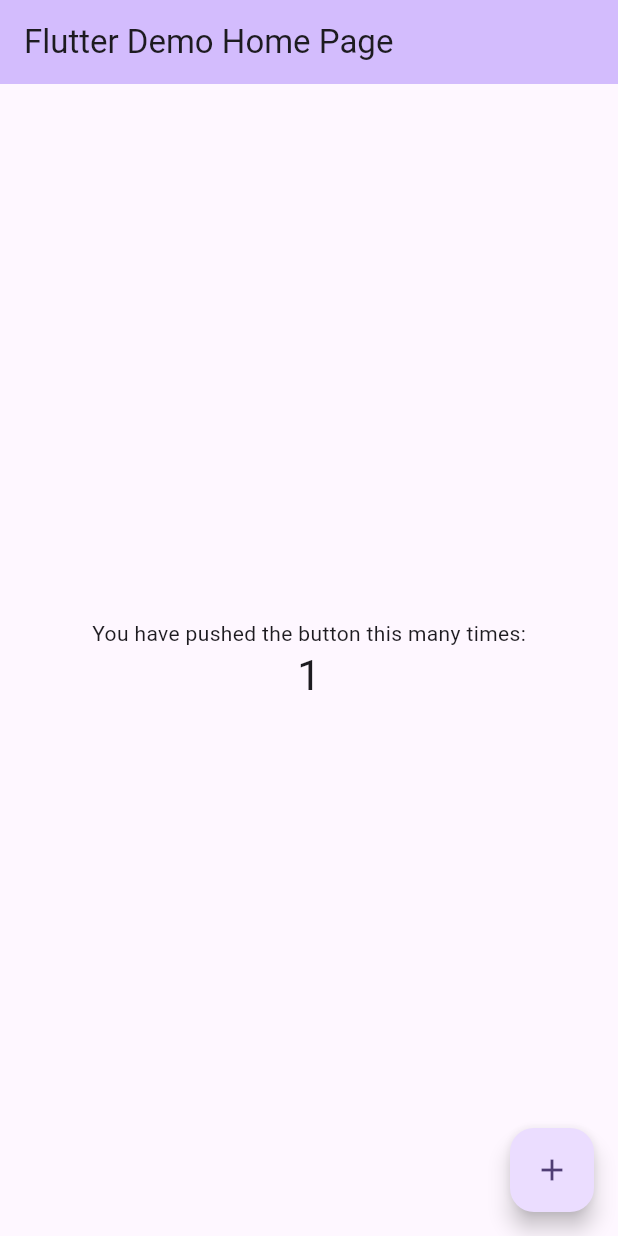
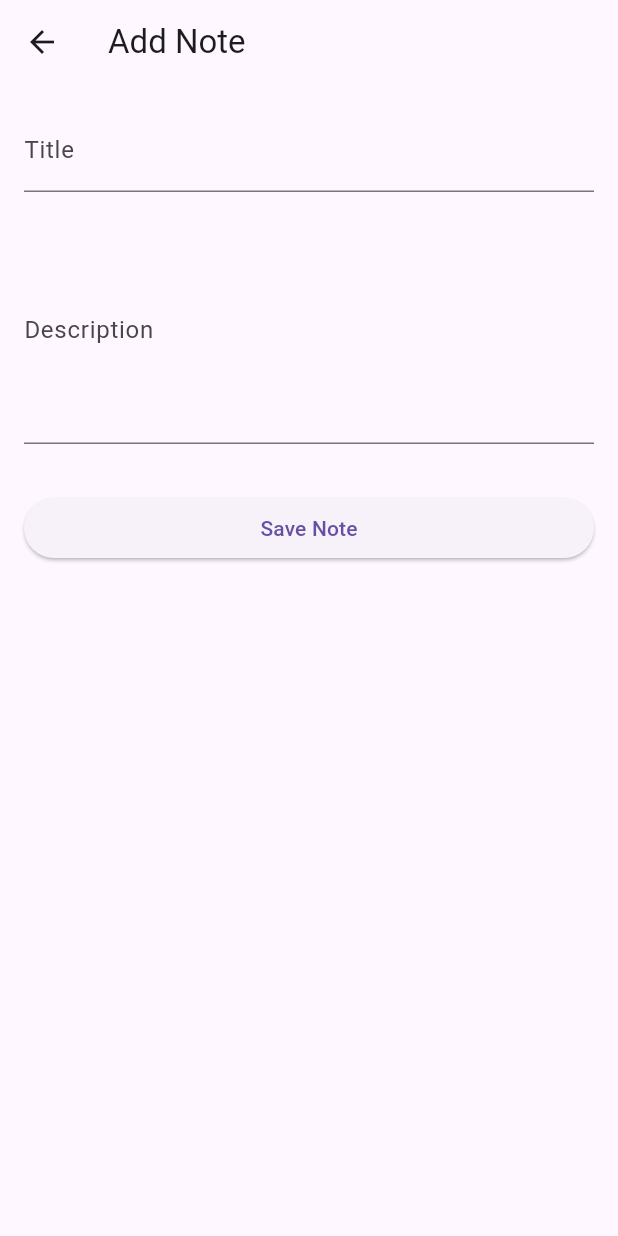
Before and after one commit to Skrikch/cecs453_lab07, a Flutter app: the screen it shows after launch, after a tap on the "add" icon, on a phone screen of 412 x 824 dp. Run offline on Flutter 3.47's test engine with Material 3 defaults, Android fonts, the phone set to English and light mode, and no system bars; our stand-ins replace get_it, sqflite; accounts and stored records are empty.

Commit message:
Set up project based on CodeLab5, implemented requested features.
Co-Authored-By: Britney F. <phantom@skrikch.nexus>

```diff
--- /dev/null
+++ b/lib/data/db_helper.dart
@@ -0,0 +1,66 @@
+// Authors: Christos Georgakopoulos, Britney Ferguson
+// Referenced from CodeLab5
+import 'package:sqflite/sqflite.dart';
+import 'package:path/path.dart';
+import 'package:cecs453_lab07/data/note_model.dart';
+
+class DBHelper {
+  static final DBHelper _instance = DBHelper._internal();
+  factory DBHelper() => _instance;
+  DBHelper._internal();
+
+  static Database? _database;
+
+  Future<Database> get database async {
+    if (_database != null) return _database!;
+    _database = await _initDb();
+    return _database!;
+  }
+
+  Future<Database> _initDb() async {
+    String path = join(await getDatabasesPath(), 'notes.db');
+    return await openDatabase(
+      path,
+      version: 1,
+      onCreate: _onCreate,
+    );
+  }
+
+  void _onCreate(Database db, int version) async {
+    await db.execute(
+      'CREATE TABLE notes(id INTEGER PRIMARY KEY AUTOINCREMENT, title TEXT, description TEXT)',
+    );
+  }
+
+  Future<int> insertNote(Note note) async {
+    Database db = await database;
+    return await db.insert('notes', note.toMap());
+  }
+
+  Future<List<Note>> getNotes() async {
+    Database db = await database;
+    final List<Map<String, dynamic>> maps = await db.query('notes');
+    return List.generate(maps.length, (i) {
+      return Note.fromMap(maps[i]);
+    });
+  }
+
+  Future<int> updateNote(Note note) async {
+    Database db = await database;
+    return await db.update(
+      'notes',
+      note.toMap(),
+      where: 'id = ?',
+      whereArgs: [note.id],
+    );
+  }
+
+  Future<int> deleteNote(int id) async {
+    Database db = await database;
+    return await db.delete(
+      'notes',
+      where: 'id = ?',
+      whereArgs: [id],
+    );
+  }
+}
--- /dev/null
+++ b/lib/data/note_model.dart
@@ -0,0 +1,27 @@
+// Authors: Christos Georgakopoulos, Britney Ferguson
+// Referenced from CodeLab5
+class Note {
+  final int? id;
+  final String title;
+  final String description;
+
+  Note({this.id, required this.title, required this.description});
+
+  // Convert a Note object into a Map. Object properties must match DB column names.
+  Map<String, dynamic> toMap() {
+    return {
+      if (id != null) 'id': id,
+      'title': title,
+      'description': description,
+    };
+  }
+
+  // Convert a Map (from the database) into a Note object.
+  factory Note.fromMap(Map<String, dynamic> map) {
+    return Note(
+      id: map['id'],
+      title: map['title'],
+      description: map['description'],
+    );
+  }
+}
--- /dev/null
+++ b/lib/di/service_locator.dart
@@ -0,0 +1,12 @@
+// Authors: Christos Georgakopoulos, Britney Ferguson
+// Referenced from CodeLab5
+import 'package:get_it/get_it.dart';
+import 'package:cecs453_lab07/repository/note_repository.dart';
+
+final getIt = GetIt.instance;
+
+// Registers our NoteRepository as a singleton, only one instance can ever be opened
+// Registering it as "Lazy" means it won't run until asked.
+void setupLocator() {
+  getIt.registerLazySingleton(() => NoteRepository());
+}
--- a/lib/main.dart
+++ b/lib/main.dart
@@ -1,121 +1,38 @@
+// Authors: Christos Georgakopoulos, Britney Ferguson
+// Referenced from CodeLab5
 import 'package:flutter/material.dart';
+import 'package:provider/provider.dart';
+import 'package:cecs453_lab07/di/service_locator.dart';
+import 'package:cecs453_lab07/providers/note_provider.dart';
+import 'package:cecs453_lab07/ui/note_list_screen.dart';
 
 void main() {
+  setupLocator(); // Set up our dependencies
   runApp(const MyApp());
 }
 
 class MyApp extends StatelessWidget {
   const MyApp({super.key});
 
-  // This widget is the root of your application.
   @override
   Widget build(BuildContext context) {
-    return MaterialApp(
-      title: 'Flutter Demo',
-      theme: ThemeData(
-        // This is the theme of your application.
-        //
-        // TRY THIS: Try running your application with "flutter run". You'll see
-        // the application has a purple toolbar. Then, without quitting the app,
-        // try changing the seedColor in the colorScheme below to Colors.green
-        // and then invoke "hot reload" (save your changes or press the "hot
-        // reload" button in a Flutter-supported IDE, or press "r" if you used
-        // the command line to start the app).
-        //
-        // Notice that the counter didn't reset back to zero; the application
-        // state is not lost during the reload. To reset the state, use hot
-        // restart instead.
-        //
-        // This works for code too, not just values: Most code changes can be
-        // tested with just a hot reload.
-        colorScheme: .fromSeed(seedColor: Colors.deepPurple),
-      ),
-      home: const MyHomePage(title: 'Flutter Demo Home Page'),
-    );
-  }
-}
-
-class MyHomePage extends StatefulWidget {
-  const MyHomePage({super.key, required this.title});
-
-  // This widget is the home page of your application. It is stateful, meaning
-  // that it has a State object (defined below) that contains fields that affect
-  // how it looks.
-
-  // This class is the configuration for the state. It holds the values (in this
-  // case the title) provided by the parent (in this case the App widget) and
-  // used by the build method of the State. Fields in a Widget subclass are
-  // always marked "final".
-
-  final String title;
-
-  @override
-  State<MyHomePage> createState() => _MyHomePageState();
-}
-
-class _MyHomePageState extends State<MyHomePage> {
-  int _counter = 0;
-
-  void _incrementCounter() {
-    setState(() {
-      // This call to setState tells the Flutter framework that something has
-      // changed in this State, which causes it to rerun the build method below
-      // so that the display can reflect the updated values. If we changed
-      // _counter without calling setState(), then the build method would not be
-      // called again, and so nothing would appear to happen.
-      _counter++;
-    });
-  }
-
-  @override
-  Widget build(BuildContext context) {
-    // This method is rerun every time setState is called, for instance as done
-    // by the _incrementCounter method above.
-    //
-    // The Flutter framework has been optimized to make rerunning build methods
-    // fast, so that you can just rebuild anything that needs updating rather
-    // than having to individually change instances of widgets.
-    return Scaffold(
-      appBar: AppBar(
-        // TRY THIS: Try changing the color here to a specific color (to
-        // Colors.amber, perhaps?) and trigger a hot reload to see the AppBar
-        // change color while the other colors stay the same.
-        backgroundColor: Theme.of(context).colorScheme.inversePrimary,
-        // Here we take the value from the MyHomePage object that was created by
-        // the App.build method, and use it to set our appbar title.
-        title: Text(widget.title),
-      ),
-      body: Center(
-        // Center is a layout widget. It takes a single child and positions it
-        // in the middle of the parent.
-        child: Column(
-          // Column is also a layout widget. It takes a list of children and
-          // arranges them vertically. By default, it sizes itself to fit its
-          // children horizontally, and tries to be as tall as its parent.
-          //
-          // Column has various properties to control how it sizes itself and
-          // how it positions its children. Here we use mainAxisAlignment to
-          // center the children vertically; the main axis here is the vertical
-          // axis because Columns are vertical (the cross axis would be
-          // horizontal).
-          //
-          // TRY THIS: Invoke "debug painting" (choose the "Toggle Debug Paint"
-          // action in the IDE, or press "p" in the console), to see the
-          // wireframe for each widget.
-          mainAxisAlignment: .center,
-          children: [
-            const Text('You have pushed the button this many times:'),
-            Text(
-              '$_counter',
-              style: Theme.of(context).textTheme.headlineMedium,
-            ),
-          ],
+    return ChangeNotifierProvider(
+      create: (context) => NoteProvider()..fetchNotes(), // Create and fetch initial data
+      child: MaterialApp(
+        title: 'Sqflite Note Saver',
+        theme: ThemeData(
+          primarySwatch: Colors.teal,
+          visualDensity: VisualDensity.adaptivePlatformDensity,
         ),
-      ),
-      floatingActionButton: FloatingActionButton(
-        onPressed: _incrementCounter,
-        tooltip: 'Increment',
-        child: const Icon(Icons.add),
+        darkTheme: ThemeData.dark().copyWith(
+          visualDensity: VisualDensity.adaptivePlatformDensity,
+          colorScheme: ColorScheme.fromSeed(
+            seedColor: Colors.teal,
+            brightness: Brightness.dark,
+          ),
+        ),
+        themeMode: ThemeMode.system,
+        home: const NoteListScreen(),
       ),
     );
   }
--- /dev/null
+++ b/lib/providers/note_provider.dart
@@ -0,0 +1,36 @@
+import 'package:flutter/material.dart';
+import 'package:cecs453_lab07/data/note_model.dart';
+import 'package:cecs453_lab07/di/service_locator.dart';
+import 'package:cecs453_lab07/repository/note_repository.dart';
+
+class NoteProvider extends ChangeNotifier {
+  final NoteRepository _repository = getIt<NoteRepository>();
+  List<Note> _notes = [];
+  bool _isLoading = false;
+
+  List<Note> get notes => _notes;
+  bool get isLoading => _isLoading;
+
+  Future<void> fetchNotes() async {
+    _isLoading = true;
+    notifyListeners(); // Notify UI to show a loading indicator
+    _notes = await _repository.getNotes();
+    _isLoading = false;
+    notifyListeners(); // Notify UI with the new data
+  }
+
+  Future<void> addNote(Note note) async {
+    await _repository.insertNote(note);
+    await fetchNotes(); // Refresh the list
+  }
+
+  Future<void> updateNote(Note note) async {
+    await _repository.updateNote(note);
+    await fetchNotes(); // Refresh the list
+  }
+
+  Future<void> deleteNote(int id) async {
+    await _repository.deleteNote(id);
+    await fetchNotes(); // Refresh the list
+  }
+}
--- /dev/null
+++ b/lib/repository/note_repository.dart
@@ -0,0 +1,15 @@
+// Authors: Christos Georgakopoulos, Britney Ferguson
+// Referenced from CodeLab5
+import 'package:cecs453_lab07/data/db_helper.dart';
+import 'package:cecs453_lab07/data/note_model.dart';
+
+// The purpose of using Repository is how it allows us to dynamically swap
+// Between Database implementations without actually touching any code from our UI
+class NoteRepository {
+  final DBHelper _dbHelper = DBHelper();
+
+  Future<List<Note>> getNotes() => _dbHelper.getNotes();
+  Future<int> insertNote(Note note) => _dbHelper.insertNote(note);
+  Future<int> updateNote(Note note) => _dbHelper.updateNote(note);
+  Future<int> deleteNote(int id) => _dbHelper.deleteNote(id);
+}
--- /dev/null
+++ b/lib/ui/add_note_screen.dart
@@ -0,0 +1,99 @@
+import 'package:flutter/material.dart';
+import 'package:provider/provider.dart';
+import 'package:cecs453_lab07/data/note_model.dart';
+import 'package:cecs453_lab07/providers/note_provider.dart';
+
+class AddNoteScreen extends StatefulWidget {
+  final Note? note;
+
+  const AddNoteScreen({super.key, this.note});
+
+  @override
+  State<AddNoteScreen> createState() => _AddNoteScreenState();
+}
+
+class _AddNoteScreenState extends State<AddNoteScreen> {
+  final _formKey = GlobalKey<FormState>();
+  final _titleController = TextEditingController();
+  final _descriptionController = TextEditingController();
+
+
+  // Creating an initState to retrive the content of the note for visual editing.
+  @override
+  void initState() {
+    super.initState();
+    // If we're editing a note, I.e., the note object we're editing already exists
+    // Bring it up and populate the text boxes
+    if (widget.note != null) {
+      _titleController.text = widget.note!.title;
+      _descriptionController.text = widget.note!.description;
+    }
+  }
+
+  @override
+  void dispose() {
+    _titleController.dispose();
+    _descriptionController.dispose();
+    super.dispose();
+  }
+
+  void _saveNote() async {
+    if (_formKey.currentState!.validate()) {
+      final note = Note(
+        id: widget.note?.id,
+        title: _titleController.text,
+        description: _descriptionController.text,
+      );
+
+      // Use the provider to save the note
+      final provider = Provider.of<NoteProvider>(context, listen: false);
+      if (widget.note == null) {
+        await provider.addNote(note);
+      } else {
+        await provider.updateNote(note);
+      }
+
+      if (mounted) {
+        Navigator.pop(context);
+      }
+    }
+  }
+
+  @override
+  Widget build(BuildContext context) {
+    return Scaffold(
+      appBar: AppBar(
+        title: Text(widget.note == null ? 'Add Note' : 'Edit Note'),
+      ),
+      body: Padding(
+        padding: const EdgeInsets.all(16.0),
+        child: Form(
+          key: _formKey,
+          child: ListView(
+            children: [
+              TextFormField(
+                controller: _titleController,
+                decoration: const InputDecoration(labelText: 'Title'),
+                validator: (value) =>
+                value == null || value.isEmpty ? 'Please enter a title' : null,
+              ),
+              const SizedBox(height: 16),
+              TextFormField(
+                controller: _descriptionController,
+                decoration: const InputDecoration(labelText: 'Description'),
+                maxLines: 5,
+                validator: (value) =>
+                value == null || value.isEmpty ? 'Please enter a description' : null,
+              ),
+              const SizedBox(height: 32),
+              ElevatedButton(
+                onPressed: _saveNote,
+                child: const Text('Save Note'),
+              ),
+            ],
+          ),
+        ),
+      ),
+    );
+  }
+}
--- /dev/null
+++ b/lib/ui/note_list_screen.dart
@@ -0,0 +1,86 @@
+import 'package:flutter/material.dart';
+import 'package:provider/provider.dart';
+import 'package:cecs453_lab07/providers/note_provider.dart';
+import 'package:cecs453_lab07/ui/add_note_screen.dart';
+
+class NoteListScreen extends StatelessWidget {
+  const NoteListScreen({super.key});
+
+  @override
+  Widget build(BuildContext context) {
+    return Scaffold(
+      appBar: AppBar(
+        title: const Text('Notes'),
+      ),
+      body: Consumer<NoteProvider>(
+        builder: (context, provider, child) {
+          if (provider.isLoading) {
+            return const Center(child: CircularProgressIndicator());
+          } else if (provider.notes.isEmpty) {
+            return const Center(
+              child: Text('No notes yet. Tap + to add one!'),
+            );
+          } else {
+            return ListView.builder(
+              itemCount: provider.notes.length,
+              itemBuilder: (context, index) {
+                final note = provider.notes[index];
+                return Card(
+                  // ... UI for the note card (omitted in the source document)
+                  child: ListTile(
+                    title: Text(note.title),
+                    subtitle: Text(note.description),
+                    trailing: Row(
+                      mainAxisSize: MainAxisSize.min,
+                      children: [
+                        IconButton(
+                          icon: const Icon(Icons.edit, color: Colors.grey),
+                          onPressed: () {
+                            // Navigate to the edit screen when we tap this icon
+                            Navigator.push(
+                              context,
+                              MaterialPageRoute(
+                                builder: (context) => AddNoteScreen(note: note),
+                              )
+                            );
+                          },
+                        ),
+                        IconButton(
+                          icon: const Icon(Icons.delete, color: Colors.red),
+                          onPressed: () {
+                            // Call the provider to delete the note
+                            Provider.of<NoteProvider>(context, listen: false)
+                                .deleteNote(note.id!);
+                          },
+                        ),
+                      ],
+                    ),
+                    /*
+                    onTap: () {
+                      Navigator.push(
+                        context,
+                        MaterialPageRoute(
+                          builder: (context) => AddNoteScreen(note: note),
+                        ),
+                      );
+                    },
+                     */
+                  ),
+                );
+              },
+            );
+          }
+        },
+      ),
+      floatingActionButton: FloatingActionButton(
+        child: const Icon(Icons.add),
+        onPressed: () {
+          Navigator.push(
+            context,
+            MaterialPageRoute(builder: (context) => const AddNoteScreen()),
+          );
+        },
+      ),
+    );
+  }
+}
```
Also changed, not shown: pubspec.yaml (+12 -8 lines), pubspec.lock.
